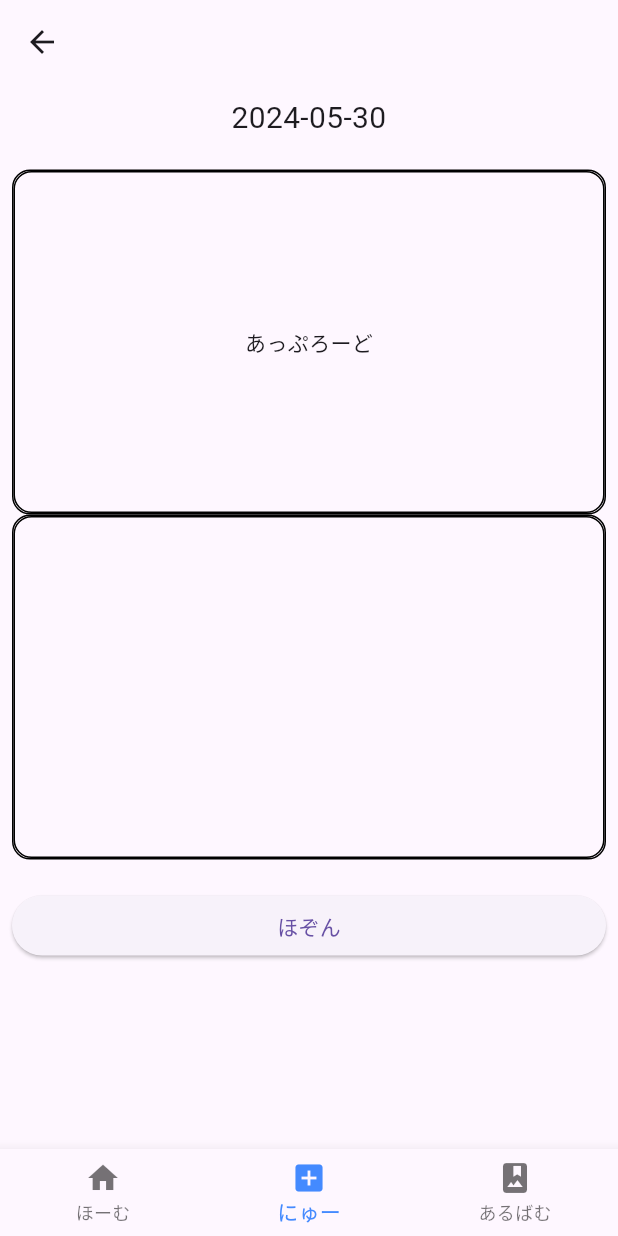
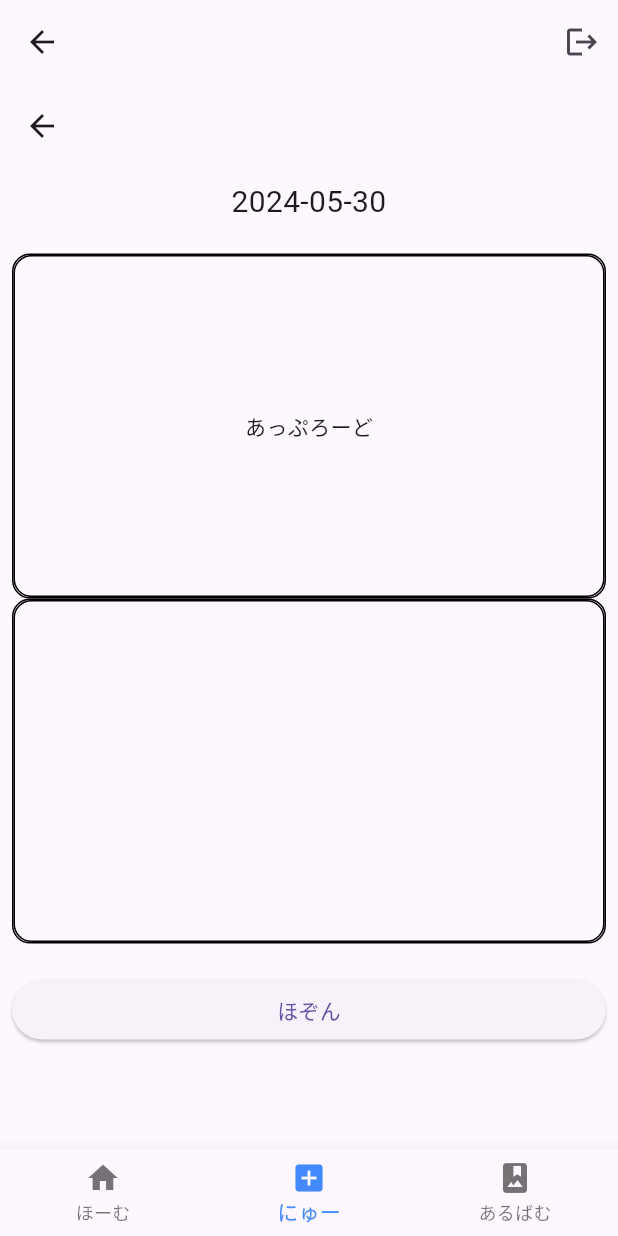
Before and after one commit to I-Shizu/fight_app2, a Flutter app: the TopPage screen opened directly, item 2 of the bottom bar chosen, on a phone screen of 412 x 824 dp. Run offline on Flutter 3.47's test engine with Material 3 defaults, Android fonts, the phone set to English and light mode, and no system bars; our stand-ins replace cloud_firestore, firebase_auth, firebase_core, firebase_storage, google_fonts, google_sign_in and 2 more; accounts and stored records are empty.

Commit message:
constをつけて、処理の迅速化

```diff
--- a/lib/Page/home_page.dart
+++ b/lib/Page/home_page.dart
@@ -2,6 +2,8 @@ import 'package:fight_app2/calendar.dart';
 import 'package:flutter/material.dart';
 
 class HomePage extends StatelessWidget {
+  const HomePage({super.key});
+
 
   @override
   Widget build(BuildContext context) {
@@ -16,6 +18,7 @@ class HomePage extends StatelessWidget {
           ],
         ),
       ),
+      // ignore: prefer_const_constructors
       body: CalendarPage(),//columnするとエラーになる
     );
   }
--- a/lib/Page/new_post_page.dart
+++ b/lib/Page/new_post_page.dart
@@ -27,18 +27,7 @@ class _NewPostPageState extends State<NewPostPage> {
   Widget build(BuildContext context) {
     return Scaffold(
       appBar: AppBar(
-        /*title: Text('New Post'),
-        actions: [
-          IconButton(
-            icon: Icon(Icons.logout),
-            onPressed: () async {
-              await FirebaseAuth.instance.signOut();
-              Navigator.of(context).pushReplacement(
-                MaterialPageRoute(builder: (context) => MyApp())
-              );
-            },
-          )
-        ],*/
+
       ),
       body: Padding(
         padding: const EdgeInsets.all(8.0),
@@ -48,11 +37,11 @@ class _NewPostPageState extends State<NewPostPage> {
             Text(//今日の日付
               formatter.format(_postTime),
               textAlign: TextAlign.center,
-              style: TextStyle(
+              style: const TextStyle(
                 fontSize: 20,
               ),
             ),
-            SizedBox(height: 20),
+            const SizedBox(height: 20),
             Column(
               children: [
                 Container(//画像のアップロード
@@ -93,11 +82,11 @@ class _NewPostPageState extends State<NewPostPage> {
                         context: context,
                         builder: (context) {
                           return AlertDialog(
-                            title: Text('がんばったこと'),
+                            title: const Text('がんばったこと'),
                             content: TextField(
                               controller: _textController,
                               maxLines: 3,
-                              decoration: InputDecoration(
+                              decoration: const InputDecoration(
                                 border: OutlineInputBorder(),
                               ),
                             ),
@@ -107,7 +96,7 @@ class _NewPostPageState extends State<NewPostPage> {
                                   setState(() {});
                                   Navigator.of(context).pop();
                                 },
-                                child: Text('おけ'),
+                                child: const Text('おけ'),
                               ),
                             ],
                           );
@@ -129,13 +118,14 @@ class _NewPostPageState extends State<NewPostPage> {
                 ),
               ],
             ),
-            SizedBox(height: 20,),
+            const SizedBox(height: 20,),
             ElevatedButton(//保存ボタン
               onPressed: () async {
                 if (_textController.text.isNotEmpty && _imageUrl != null) {
                   // 画像のURLが取得されているかを確認
                   await _addToFirebase();
-                  Navigator.of(context).push(MaterialPageRoute(builder: (context) => const TopPage()));
+                  Navigator.of(context).push(
+                    MaterialPageRoute(builder: (context) => const TopPage()));
                 } else {
                   ScaffoldMessenger.of(context).showSnackBar(
                     const SnackBar(
@@ -166,12 +156,11 @@ class _NewPostPageState extends State<NewPostPage> {
       try {
         final TaskSnapshot uploadTask = await storage.ref(imageName).putFile(imageFile);
         final String imageUrl = await uploadTask.ref.getDownloadURL();
-        print('Uploaded image URL: $imageUrl');
         setState(() {
           _imageUrl = imageUrl;
         });
       } catch (e) {
-        print('Error uploading image: $e');
+        return null;
       }
     }
     return;
@@ -215,7 +204,7 @@ class _NewPostPageState extends State<NewPostPage> {
           border: Border.all(color: Colors.black),
           borderRadius: BorderRadius.circular(12),
         ),
-        child: Center(
+        child: const Center(
           child: Text('あっぷろーど')
         ),
       );
--- a/lib/Page/top_page.dart
+++ b/lib/Page/top_page.dart
@@ -1,6 +1,8 @@
 import 'package:fight_app2/Page/album_page.dart';
 import 'package:fight_app2/Page/home_page.dart';
+import 'package:fight_app2/Page/login_page.dart';
 import 'package:fight_app2/Page/new_post_page.dart';
+import 'package:firebase_auth/firebase_auth.dart';
 import 'package:flutter/material.dart';
 
 class TopPage extends StatefulWidget {
@@ -13,7 +15,7 @@ class TopPage extends StatefulWidget {
 class _TopPageState extends State<TopPage> {
   int _currentIndex = 0;
   final _pageWidgets = [
-    HomePage(),
+    const HomePage(),
     const NewPostPage(),
     const AlbumPage(),
   ];
@@ -23,6 +25,19 @@ class _TopPageState extends State<TopPage> {
   Widget build(BuildContext context) {
 
     return Scaffold(
+      appBar: AppBar(
+          actions: [
+          IconButton(
+            icon: Icon(Icons.logout),
+            onPressed: () async {
+              await FirebaseAuth.instance.signOut();
+              Navigator.of(context).pushReplacement(
+                MaterialPageRoute(builder: (context) => LoginPage()),
+              );
+            },
+          )
+        ],
+      ),
       body:  _pageWidgets.elementAt(_currentIndex),
       bottomNavigationBar: BottomNavigationBar(
         items: const <BottomNavigationBarItem>[
--- a/lib/Utils/tategaki.dart
+++ b/lib/Utils/tategaki.dart
@@ -6,7 +6,7 @@ class Tategaki extends StatelessWidget {
   final TextStyle? style;
   final double space;
 
-  Tategaki({
+  const Tategaki({
     Key? key,
     required this.text,
     this.style,
@@ -33,7 +33,7 @@ class Tategaki extends StatelessWidget {
     );
   }*/
 
-@override
+  @override
   Widget build(BuildContext context) {
     return LayoutBuilder(
       builder: (context, constraints) {
--- a/lib/main.dart
+++ b/lib/main.dart
@@ -11,7 +11,7 @@ void main() async {
     options: DefaultFirebaseOptions.currentPlatform,
   );
   runApp(
-     MyApp(),
+     const MyApp(),
   );
 }
 
@@ -26,7 +26,7 @@ class MyApp extends StatelessWidget {
           Theme.of(context).textTheme,
         ),
       ),
-      home: LoginPage(),
+      home: const LoginPage(),
     );
   }
 }
```
Also changed, not shown: lib/Page/login_page.dart (+3 -5 lines).
